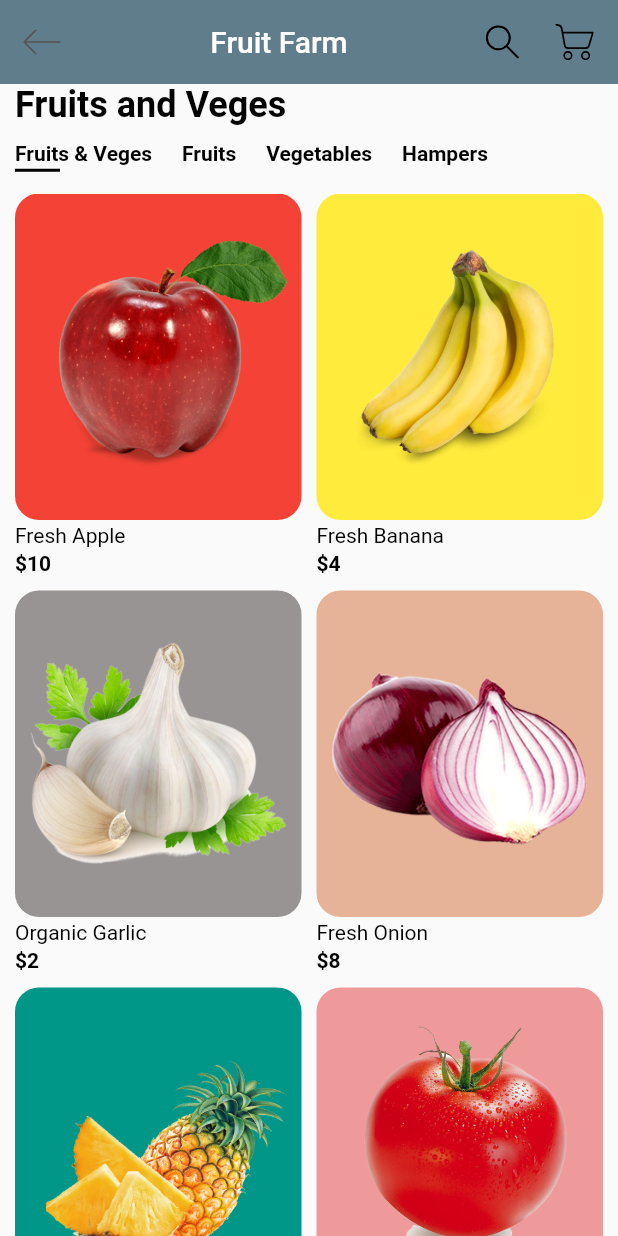
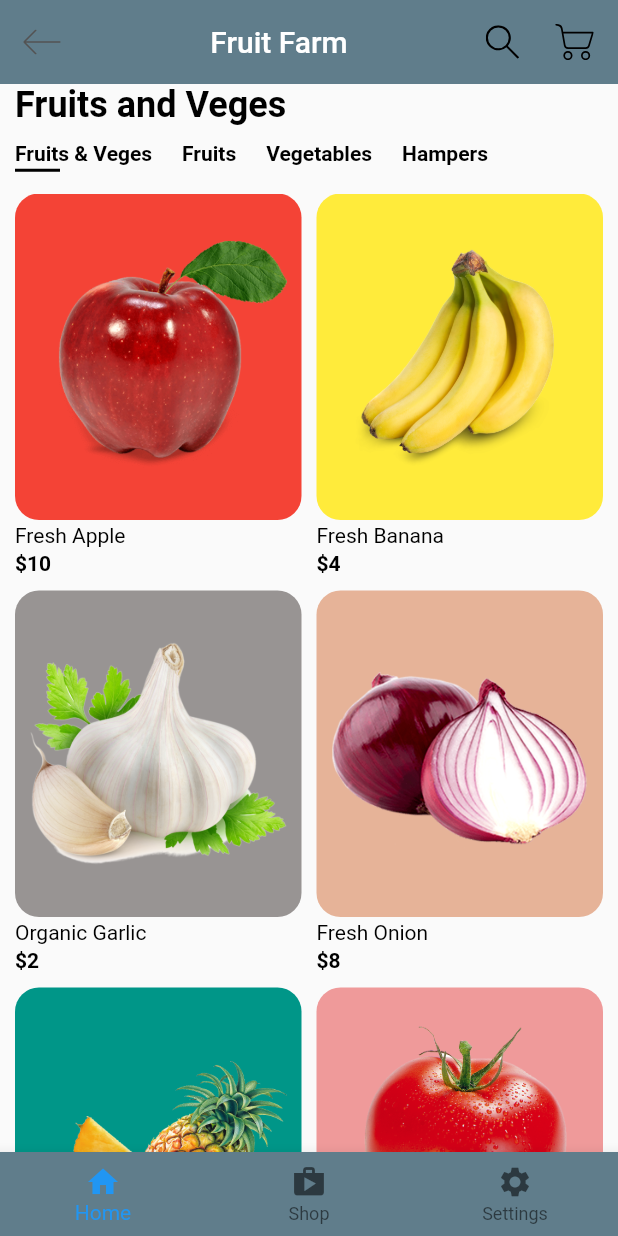
Before and after one commit to Kuzagbe/miniproject., a Flutter app: the screen it shows after launch, on a phone screen of 412 x 824 dp. Run offline on Flutter 3.47's test engine with Material 2 defaults, Android fonts, the phone set to English and light mode, and no system bars; our stand-ins replace flutter_svg.

Commit message:
update on the home_display file by adding bottom navigation bar with Icons

```diff
--- a/lib/displays/home/home_display.dart
+++ b/lib/displays/home/home_display.dart
@@ -9,6 +9,26 @@ class HomeScreen extends StatelessWidget {
     return Scaffold(
       appBar: buildAppBar(),
       body: Body(),
+      bottomNavigationBar: BottomNavigationBar(
+        backgroundColor: Colors.blueGrey,
+        items: const <BottomNavigationBarItem>[
+          BottomNavigationBarItem(
+            icon: Icon(Icons.home),
+            label: 'Home',
+            backgroundColor: Colors.blue,
+          ),
+          BottomNavigationBarItem(
+            icon: Icon(Icons.shop),
+            label: 'Shop',
+              backgroundColor: Colors.blueGrey
+          ),
+          BottomNavigationBarItem(
+            icon: Icon(Icons.settings),
+            label: 'Settings',
+              backgroundColor: Colors.blueGrey,
+          ),
+        ],
+      ),
     );
   }
 
```
